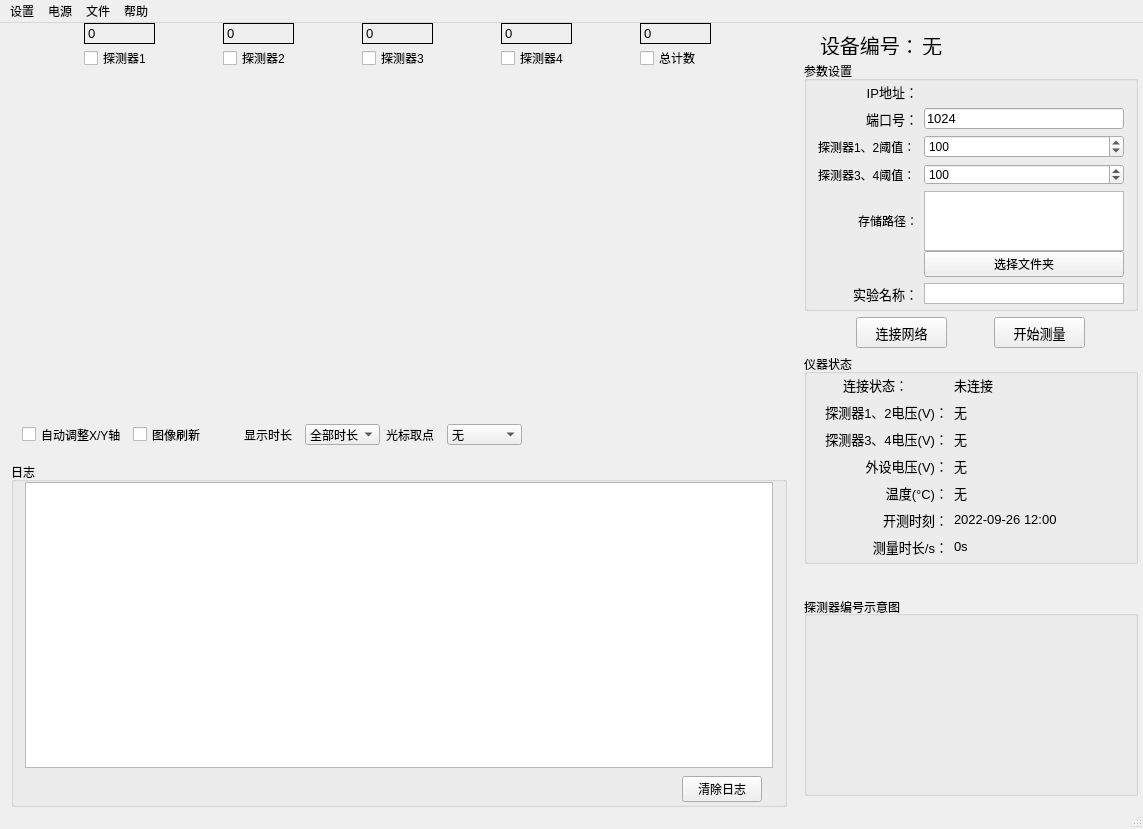
Above: forms/mainWindow.ui from MrXiaomao/GammaMonitor before the change. Below: the same form after it.
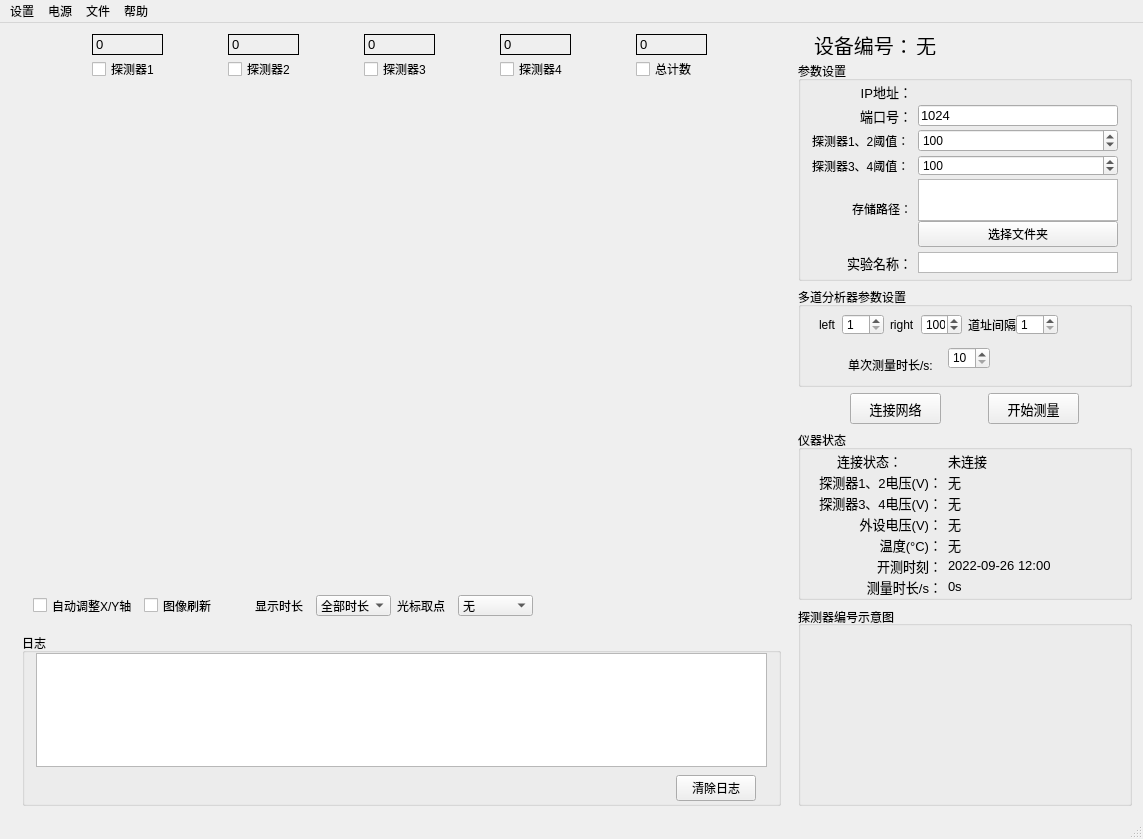
That is the form after the change. Icons and pictures are not drawn. Custom widgets are drawn as their Qt base class.

Commit message: 实现变阈值循环测量，来给出单道差分结果，也就是能谱图。

```diff
--- a/forms/mainWindow.ui
+++ b/forms/mainWindow.ui
@@ -7,7 +7,7 @@
     <x>0</x>
     <y>0</y>
     <width>1143</width>
-    <height>829</height>
+    <height>839</height>
    </rect>
   </property>
   <property name="sizePolicy">
@@ -34,18 +34,6 @@
   </property>
   <widget class="QWidget" name="centralWidget">
    <layout class="QHBoxLayout" name="horizontalLayout_5">
-    <property name="leftMargin">
-     <number>0</number>
-    </property>
-    <property name="topMargin">
-     <number>0</number>
-    </property>
-    <property name="rightMargin">
-     <number>5</number>
-    </property>
-    <property name="bottomMargin">
-     <number>0</number>
-    </property>
     <item>
      <widget class="QWidget" name="widget_left" native="true">
       <layout class="QVBoxLayout" name="verticalLayout_4">
@@ -349,6 +337,16 @@
          </property>
         </widget>
        </item>
+       <item>
+        <widget class="QCustomPlot" name="plot_spectrum" native="true">
+         <property name="minimumSize">
+          <size>
+           <width>0</width>
+           <height>200</height>
+          </size>
+         </property>
+        </widget>
+       </item>
        <item>
         <widget class="QWidget" name="widget_2" native="true">
          <layout class="QHBoxLayout" name="horizontalLayout">
@@ -595,9 +593,15 @@
        <property name="leftMargin">
         <number>0</number>
        </property>
+       <property name="topMargin">
+        <number>0</number>
+       </property>
        <property name="rightMargin">
         <number>0</number>
        </property>
+       <property name="bottomMargin">
+        <number>0</number>
+       </property>
        <item>
         <widget class="QWidget" name="widget_3" native="true">
          <property name="sizePolicy">
@@ -675,13 +679,16 @@
          <property name="minimumSize">
           <size>
            <width>0</width>
-           <height>250</height>
+           <height>220</height>
           </size>
          </property>
          <property name="title">
           <string>参数设置</string>
          </property>
          <layout class="QFormLayout" name="formLayout">
+          <property name="verticalSpacing">
+           <number>3</number>
+          </property>
           <property name="topMargin">
            <number>0</number>
           </property>
@@ -866,8 +873,8 @@
             </property>
            </widget>
           </item>
-          <item row="6" column="0">
-           <widget class="QLabel" name="label_11">
+          <item row="4" column="0">
+           <widget class="QLabel" name="label_15">
             <property name="sizePolicy">
              <sizepolicy hsizetype="Fixed" vsizetype="Fixed">
               <horstretch>0</horstretch>
@@ -877,59 +884,17 @@
             <property name="minimumSize">
              <size>
               <width>100</width>
-              <height>21</height>
+              <height>60</height>
              </size>
             </property>
-            <property name="maximumSize">
-             <size>
-              <width>65</width>
-              <height>42</height>
-             </size>
-            </property>
-            <property name="font">
-             <font>
-              <pointsize>10</pointsize>
-             </font>
-            </property>
             <property name="text">
-             <string>实验名称：</string>
+             <string>存储路径：</string>
             </property>
             <property name="alignment">
              <set>Qt::AlignmentFlag::AlignRight|Qt::AlignmentFlag::AlignTrailing|Qt::AlignmentFlag::AlignVCenter</set>
             </property>
            </widget>
           </item>
-          <item row="6" column="1">
-           <widget class="QTextEdit" name="experimentNameEdit">
-            <property name="sizePolicy">
-             <sizepolicy hsizetype="Expanding" vsizetype="Fixed">
-              <horstretch>0</horstretch>
-              <verstretch>0</verstretch>
-             </sizepolicy>
-            </property>
-            <property name="minimumSize">
-             <size>
-              <width>100</width>
-              <height>21</height>
-             </size>
-            </property>
-            <property name="maximumSize">
-             <size>
-              <width>200</width>
-              <height>21</height>
-             </size>
-            </property>
-            <property name="inputMethodHints">
-             <set>Qt::InputMethodHint::ImhNone</set>
-            </property>
-            <property name="verticalScrollBarPolicy">
-             <enum>Qt::ScrollBarPolicy::ScrollBarAlwaysOff</enum>
-            </property>
-            <property name="horizontalScrollBarPolicy">
-             <enum>Qt::ScrollBarPolicy::ScrollBarAlwaysOff</enum>
-            </property>
-           </widget>
-          </item>
           <item row="4" column="1">
            <widget class="QWidget" name="widget_5" native="true">
             <property name="minimumSize">
@@ -965,7 +930,7 @@
                <property name="maximumSize">
                 <size>
                  <width>200</width>
-                 <height>60</height>
+                 <height>42</height>
                 </size>
                </property>
               </widget>
@@ -984,8 +949,39 @@
             </layout>
            </widget>
           </item>
-          <item row="4" column="0">
-           <widget class="QLabel" name="label_15">
+          <item row="5" column="1">
+           <widget class="QTextEdit" name="experimentNameEdit">
+            <property name="sizePolicy">
+             <sizepolicy hsizetype="Expanding" vsizetype="Fixed">
+              <horstretch>0</horstretch>
+              <verstretch>0</verstretch>
+             </sizepolicy>
+            </property>
+            <property name="minimumSize">
+             <size>
+              <width>100</width>
+              <height>21</height>
+             </size>
+            </property>
+            <property name="maximumSize">
+             <size>
+              <width>200</width>
+              <height>21</height>
+             </size>
+            </property>
+            <property name="inputMethodHints">
+             <set>Qt::InputMethodHint::ImhNone</set>
+            </property>
+            <property name="verticalScrollBarPolicy">
+             <enum>Qt::ScrollBarPolicy::ScrollBarAlwaysOff</enum>
+            </property>
+            <property name="horizontalScrollBarPolicy">
+             <enum>Qt::ScrollBarPolicy::ScrollBarAlwaysOff</enum>
+            </property>
+           </widget>
+          </item>
+          <item row="5" column="0">
+           <widget class="QLabel" name="label_11">
             <property name="sizePolicy">
              <sizepolicy hsizetype="Fixed" vsizetype="Fixed">
               <horstretch>0</horstretch>
@@ -995,11 +991,22 @@
             <property name="minimumSize">
              <size>
               <width>100</width>
-              <height>60</height>
+              <height>21</height>
              </size>
             </property>
+            <property name="maximumSize">
+             <size>
+              <width>65</width>
+              <height>42</height>
+             </size>
+            </property>
+            <property name="font">
+             <font>
+              <pointsize>10</pointsize>
+             </font>
+            </property>
             <property name="text">
-             <string>存储路径：</string>
+             <string>实验名称：</string>
             </property>
             <property name="alignment">
              <set>Qt::AlignmentFlag::AlignRight|Qt::AlignmentFlag::AlignTrailing|Qt::AlignmentFlag::AlignVCenter</set>
@@ -1009,6 +1016,166 @@
          </layout>
         </widget>
        </item>
+       <item>
+        <widget class="QGroupBox" name="groupBox_3">
+         <property name="minimumSize">
+          <size>
+           <width>0</width>
+           <height>100</height>
+          </size>
+         </property>
+         <property name="title">
+          <string>多道分析器参数设置</string>
+         </property>
+         <widget class="QWidget" name="widget_7" native="true">
+          <property name="geometry">
+           <rect>
+            <x>10</x>
+            <y>16</y>
+            <width>261</width>
+            <height>39</height>
+           </rect>
+          </property>
+          <layout class="QHBoxLayout" name="horizontalLayout_7">
+           <item>
+            <widget class="QLabel" name="label_17">
+             <property name="minimumSize">
+              <size>
+               <width>0</width>
+               <height>21</height>
+              </size>
+             </property>
+             <property name="text">
+              <string>left</string>
+             </property>
+            </widget>
+           </item>
+           <item>
+            <widget class="QSpinBox" name="spinBox_leftCh">
+             <property name="minimumSize">
+              <size>
+               <width>0</width>
+               <height>21</height>
+              </size>
+             </property>
+             <property name="minimum">
+              <number>1</number>
+             </property>
+             <property name="maximum">
+              <number>4095</number>
+             </property>
+            </widget>
+           </item>
+           <item>
+            <widget class="QLabel" name="label_18">
+             <property name="minimumSize">
+              <size>
+               <width>0</width>
+               <height>21</height>
+              </size>
+             </property>
+             <property name="text">
+              <string>right</string>
+             </property>
+            </widget>
+           </item>
+           <item>
+            <widget class="QSpinBox" name="spinBox_rightCh">
+             <property name="minimumSize">
+              <size>
+               <width>0</width>
+               <height>21</height>
+              </size>
+             </property>
+             <property name="minimum">
+              <number>1</number>
+             </property>
+             <property name="maximum">
+              <number>4095</number>
+             </property>
+             <property name="value">
+              <number>100</number>
+             </property>
+            </widget>
+           </item>
+           <item>
+            <widget class="QLabel" name="label_19">
+             <property name="minimumSize">
+              <size>
+               <width>60</width>
+               <height>21</height>
+              </size>
+             </property>
+             <property name="text">
+              <string>道址间隔</string>
+             </property>
+            </widget>
+           </item>
+           <item>
+            <widget class="QSpinBox" name="spinBox_deltaCh">
+             <property name="minimumSize">
+              <size>
+               <width>0</width>
+               <height>21</height>
+              </size>
+             </property>
+             <property name="minimum">
+              <number>1</number>
+             </property>
+             <property name="maximum">
+              <number>1000</number>
+             </property>
+             <property name="value">
+              <number>1</number>
+             </property>
+            </widget>
+           </item>
+          </layout>
+         </widget>
+         <widget class="QWidget" name="widget_8" native="true">
+          <property name="geometry">
+           <rect>
+            <x>30</x>
+            <y>60</y>
+            <width>291</width>
+            <height>31</height>
+           </rect>
+          </property>
+          <widget class="QLabel" name="label_20">
+           <property name="geometry">
+            <rect>
+             <x>20</x>
+             <y>10</y>
+             <width>101</width>
+             <height>16</height>
+            </rect>
+           </property>
+           <property name="text">
+            <string>单次测量时长/s:</string>
+           </property>
+          </widget>
+          <widget class="QSpinBox" name="spinBox_oneLoopTime">
+           <property name="geometry">
+            <rect>
+             <x>120</x>
+             <y>0</y>
+             <width>42</width>
+             <height>22</height>
+            </rect>
+           </property>
+           <property name="minimum">
+            <number>10</number>
+           </property>
+           <property name="maximum">
+            <number>1000</number>
+           </property>
+           <property name="singleStep">
+            <number>10</number>
+           </property>
+          </widget>
+         </widget>
+        </widget>
+       </item>
        <item>
         <widget class="QWidget" name="widget_4" native="true">
          <property name="sizePolicy">
@@ -1087,13 +1254,16 @@
          <property name="minimumSize">
           <size>
            <width>0</width>
-           <height>210</height>
+           <height>170</height>
           </size>
          </property>
          <property name="title">
           <string>仪器状态</string>
          </property>
          <layout class="QFormLayout" name="formLayout_2">
+          <property name="verticalSpacing">
+           <number>0</number>
+          </property>
           <property name="topMargin">
            <number>0</number>
           </property>
```
The commit also changes 2 other files.
